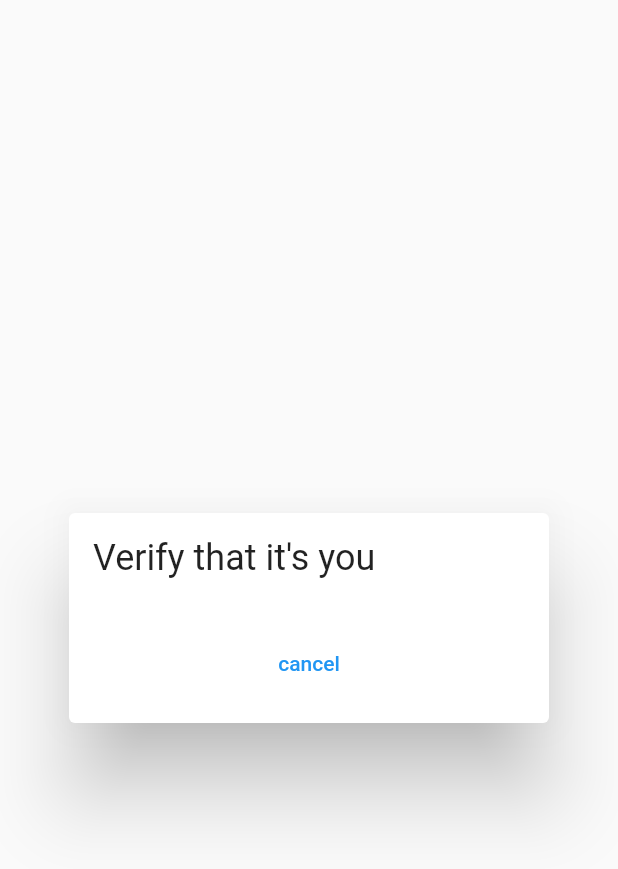
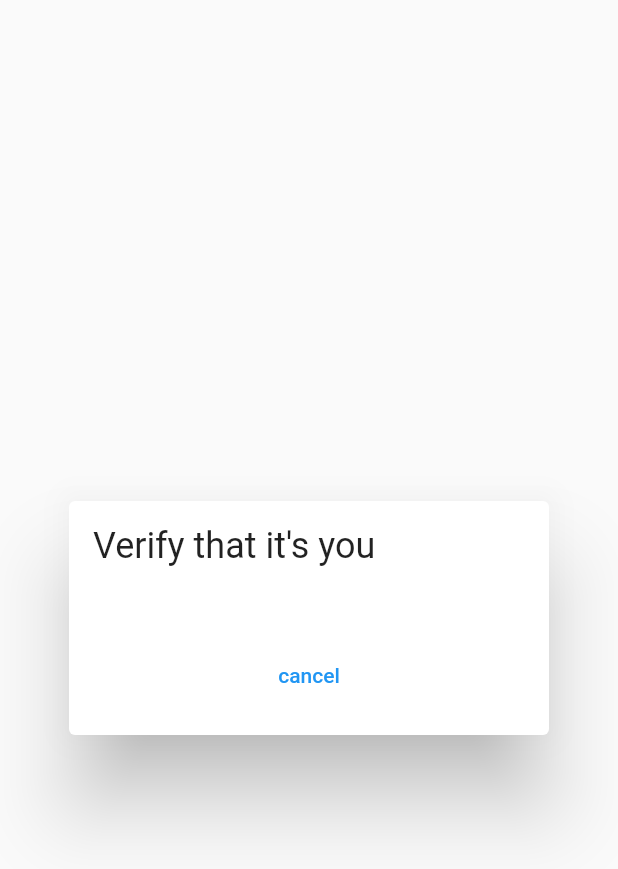
Before and after one commit to firebase/FirebaseUI-Flutter, a Flutter app: the ReauthenticateDialog widget shown alone on an empty page, opened directly with empty values, on a phone screen of 412 x 824 dp. Shown: the top 869 px of the screen. Run offline on Flutter 3.47's test engine with Material 2 defaults, Android fonts, the phone set to English and light mode, and no system bars; our stand-ins replace cloud_firestore, email_validator, firebase_auth, firebase_core, firebase_database, firebase_dynamic_links and 2 more; missing offline and left inert: desktop_webview_auth, flutter_facebook_auth, twitter_login; accounts and stored records are empty.

Commit message:
fix(ui_auth): fix reauthenticate dialog overflow (#9734)

```diff
--- a/packages/firebase_ui_auth/example/test_driver/firebase_ui_auth_e2e.dart
+++ b/packages/firebase_ui_auth/example/test_driver/firebase_ui_auth_e2e.dart
@@ -15,6 +15,7 @@ import 'google_sign_in_test.dart' as google_sign_in;
 import 'twitter_sign_in_test.dart' as twitter_sign_in;
 import 'apple_sign_in_test.dart' as apple_sign_in;
 import 'facebook_sign_in_test.dart' as facebook_sign_in;
+import 'layout_test.dart' as layout;
 
 import 'utils.dart';
 
@@ -38,4 +39,6 @@ Future<void> main() async {
     apple_sign_in.main();
     facebook_sign_in.main();
   }
+
+  layout.main();
 }
--- a/packages/firebase_ui_auth/lib/src/widgets/reauthenticate_dialog.dart
+++ b/packages/firebase_ui_auth/lib/src/widgets/reauthenticate_dialog.dart
@@ -36,30 +36,61 @@ class ReauthenticateDialog extends StatelessWidget {
   Widget build(BuildContext context) {
     final l = FirebaseUILocalizations.labelsOf(context);
 
+    const verticalPadding = EdgeInsets.symmetric(vertical: 16);
+    const horizontalPadding = EdgeInsets.symmetric(horizontal: 16);
+
+    final reauthenticateView = ReauthenticateView(
+      auth: auth,
+      providers: providers,
+      onSignedIn: onSignedIn,
+      actionButtonLabelOverride: actionButtonLabelOverride,
+    );
+
     return Center(
       child: ConstrainedBox(
         constraints: const BoxConstraints(maxWidth: 400),
         child: Dialog(
           child: Padding(
-            padding: const EdgeInsets.all(16),
-            child: Column(
+            padding: verticalPadding,
+            child: LayoutBuilder(
+              builder: (context, constraints) {
+                return Column(
+                  mainAxisSize: MainAxisSize.min,
                   crossAxisAlignment: CrossAxisAlignment.stretch,
-              mainAxisSize: MainAxisSize.min,
                   children: [
-                Title(text: l.verifyItsYouText),
-                const SizedBox(height: 16),
-                ReauthenticateView(
-                  auth: auth,
-                  providers: providers,
-                  onSignedIn: onSignedIn,
+                    Padding(
+                      padding: horizontalPadding,
+                      child: Title(text: l.verifyItsYouText),
                     ),
                     const SizedBox(height: 16),
-                UniversalButton(
+                    ConstrainedBox(
+                      constraints: BoxConstraints(
+                        maxHeight: constraints.maxHeight < 500
+                            ? 300
+                            : constraints.maxHeight,
+                      ),
+                      child: ListView(
+                        shrinkWrap: true,
+                        padding: const EdgeInsets.symmetric(horizontal: 16),
+                        children: [
+                          reauthenticateView,
+                          const SizedBox(height: 16),
+                        ],
+                      ),
+                    ),
+                    Padding(
+                      padding: horizontalPadding.copyWith(
+                        top: verticalPadding.top,
+                      ),
+                      child: UniversalButton(
                         text: l.cancelLabel,
                         variant: ButtonVariant.text,
                         onPressed: () => Navigator.of(context).pop(),
+                      ),
                     )
                   ],
+                );
+              },
             ),
           ),
         ),
```
Also changed, not shown: packages/firebase_ui_auth/example/test_driver/layout_test.dart (added, +59 -0 lines). Lines whose indentation alone changed are shown as unchanged.
